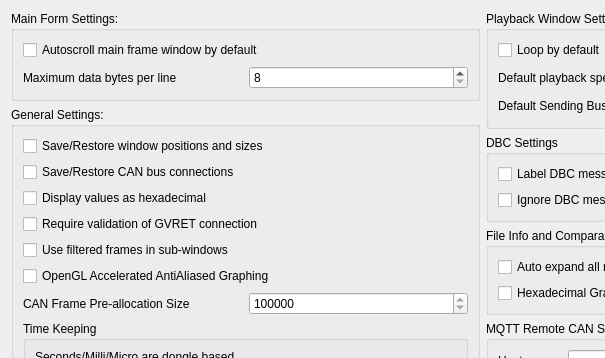
The window that ui/mainsettingsdialog.ui (collin80/SavvyCAN) describes before a commit, drawn with Qt 5; both pictures show x 0 to 605 and y 0 to 358 of the 965 by 852 pixel window.
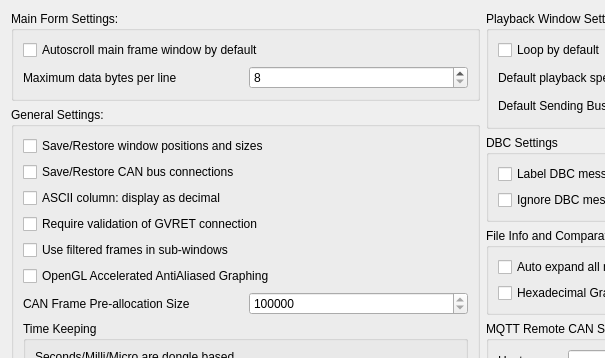
The same window after the commit.

Commit message: settings: remove 'useHex', add 'useAsciiDec' to view decimal format data

Patch:
```diff
--- a/ui/mainsettingsdialog.ui
+++ b/ui/mainsettingsdialog.ui
@@ -79,7 +79,7 @@
         <item>
          <widget class="QCheckBox" name="cbDisplayHex">
           <property name="text">
-           <string>Display values as hexadecimal</string>
+           <string>ASCII column: display as decimal</string>
           </property>
          </widget>
         </item>
```
Left out of the diff: 4 changed lines with no effect on the pictures. The commit also changes 6 other files.
